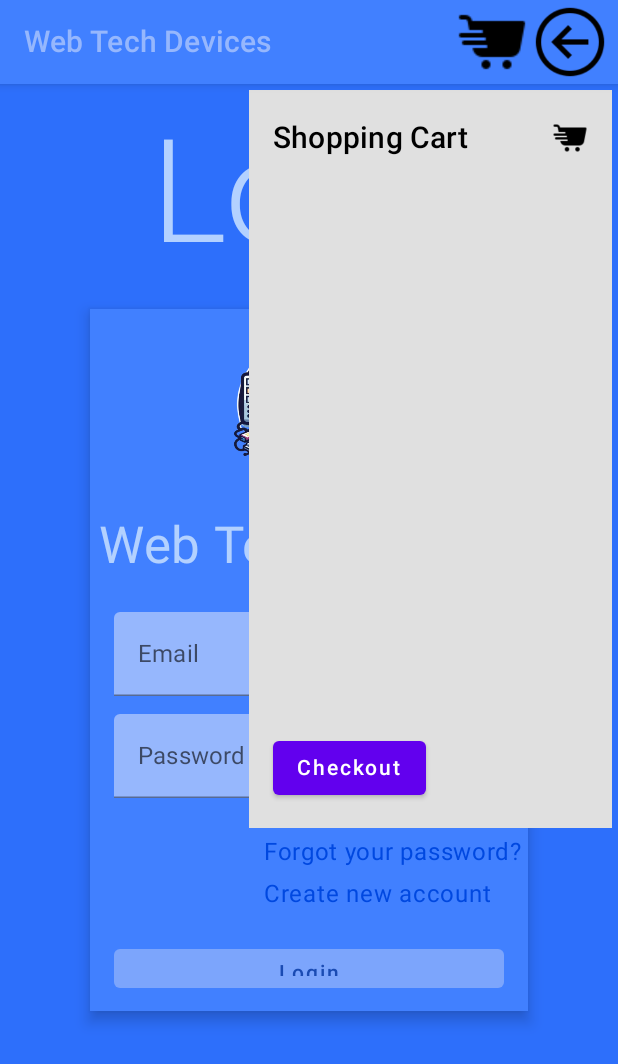
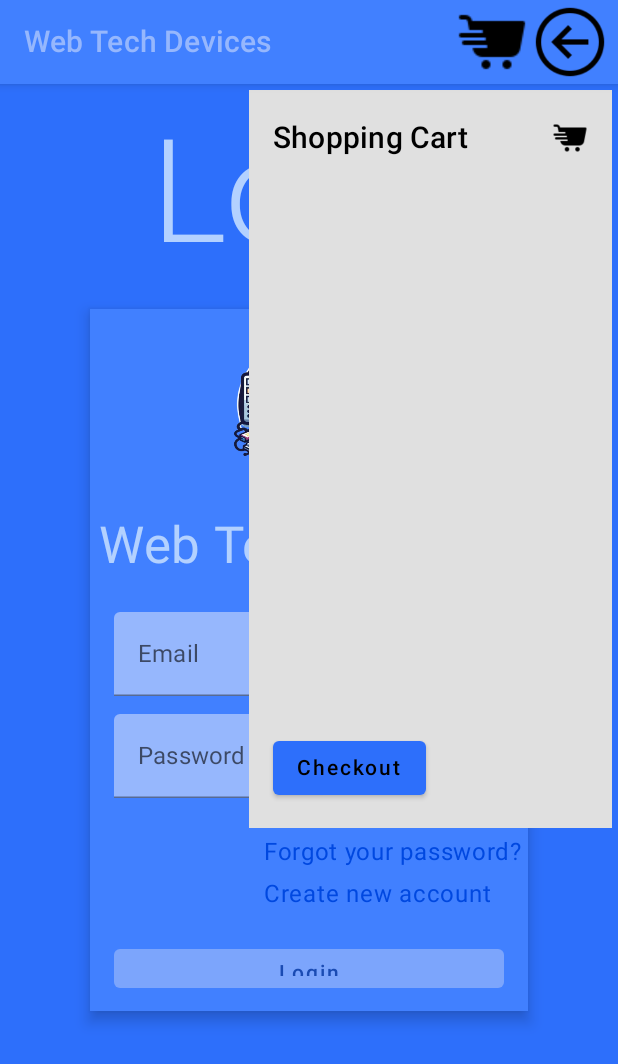
Before and after one commit to FrancoNarvaez/webTechDevices, an Android app built with Jetpack Compose: the screen it shows after launch (MainActivity), after a tap on "Cart", on a phone screen of 412 x 824 dp. Shown: the top 1064 px of the screen. Run offline under Robolectric (Android 15) with nearby library versions, the phone set to English and light mode, and no system bars; our stand-ins replace Compose Multiplatform resources.

Commit message:
Bottom fix

```diff
--- a/composeApp/src/commonMain/kotlin/um/edu/ar/ui/cartshopp/CartShoppSreen.kt
+++ b/composeApp/src/commonMain/kotlin/um/edu/ar/ui/cartshopp/CartShoppSreen.kt
@@ -14,6 +14,7 @@ import androidx.compose.foundation.layout.size
 import androidx.compose.foundation.lazy.LazyColumn
 import androidx.compose.foundation.lazy.items
 import androidx.compose.material.Button
+import androidx.compose.material.ButtonDefaults
 import androidx.compose.material.MaterialTheme
 import androidx.compose.material.Text
 import androidx.compose.runtime.Composable
@@ -24,6 +25,7 @@ import androidx.compose.ui.graphics.Color
 import androidx.compose.ui.unit.dp
 import androidx.lifecycle.viewmodel.compose.viewModel
 import um.edu.ar.clases.CartItem
+import um.edu.ar.ui.theme.BackgroundColorBlue
 import um.edu.ar.ui.theme.LightGray
 import webtechdevices.composeapp.generated.resources.Res
 import webtechdevices.composeapp.generated.resources.icons8_shopping_cart_48
@@ -58,6 +60,7 @@ fun CartShoppScreen(modifier: Modifier = Modifier) {
         Row(modifier = Modifier.fillMaxWidth().align(Alignment.BottomEnd).background(Color(LightGray.value))) {
             Button(
                 onClick = { /* Proceed to checkout */ },
+                colors = ButtonDefaults.buttonColors(backgroundColor = BackgroundColorBlue)
             ) {
                 Text(text = "Checkout")
             }
@@ -72,7 +75,7 @@ fun CartItemView(item: CartItem, onRemoveClick: (CartItem) -> Unit) {
             Text(text = item.name, style = MaterialTheme.typography.body1)
             Text(text = "${item.price} x ${item.quantity}", style = MaterialTheme.typography.body2)
         }
-        Button(onClick = { onRemoveClick(item) }) {
+        Button(onClick = { onRemoveClick(item) }, colors = ButtonDefaults.buttonColors(backgroundColor = BackgroundColorBlue)) {
             Text(text = "Remove", style = MaterialTheme.typography.body2)
         }
     }
--- a/gradle/libs.versions.toml
+++ b/gradle/libs.versions.toml
@@ -16,7 +16,6 @@ kotlinx-coroutines = "1.8.1"
 
 agp = "8.4.0"
 kotlin = "2.0.20"
-coreKtx = "1.13.1"
 junit = "4.13.2"
 junitVersion = "1.1.5"
 espressoCore = "3.5.1"
@@ -47,7 +46,6 @@ androidx-ui-tooling = { group = "androidx.compose.ui", name = "ui-tooling" }
 androidx-ui-tooling-preview = { group = "androidx.compose.ui", name = "ui-tooling-preview" }
 androidx-ui-test-manifest = { group = "androidx.compose.ui", name = "ui-test-manifest" }
 androidx-ui-test-junit4 = { group = "androidx.compose.ui", name = "ui-test-junit4" }
-androidx-material3 = { group = "androidx.compose.material3", name = "material3" }
 navigation-compose = { group = "androidx.navigation", name = "navigation-compose", version.ref = "navigationCompose" }
 androidx-ui-android = { group = "androidx.compose.ui", name = "ui-android", version.ref = "uiAndroid" }
 
```
Also changed, not shown: composeApp/src/commonMain/composeResources/drawable/logoapp2.jpeg (deleted), composeApp/src/commonMain/composeResources/drawable/logoapp3.jpeg (deleted), composeApp/src/commonMain/composeResources/drawable/logotech.jpeg (deleted).
